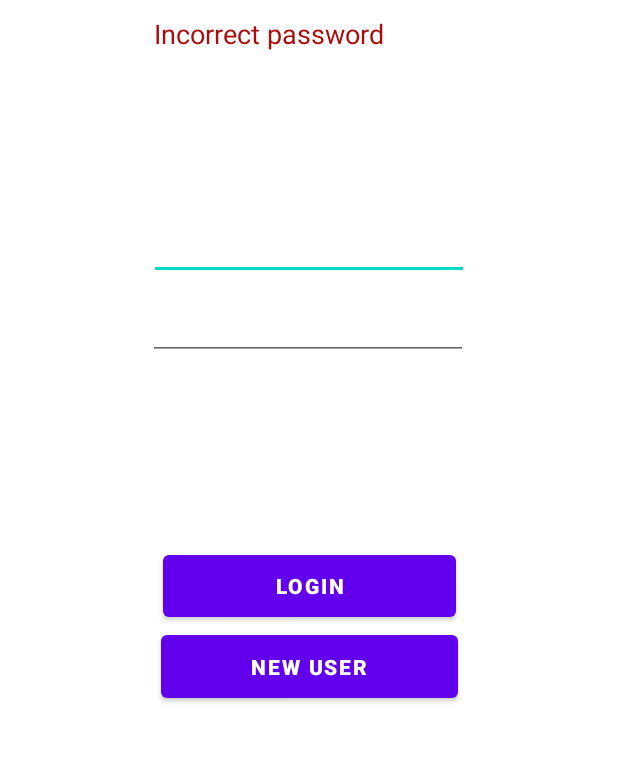
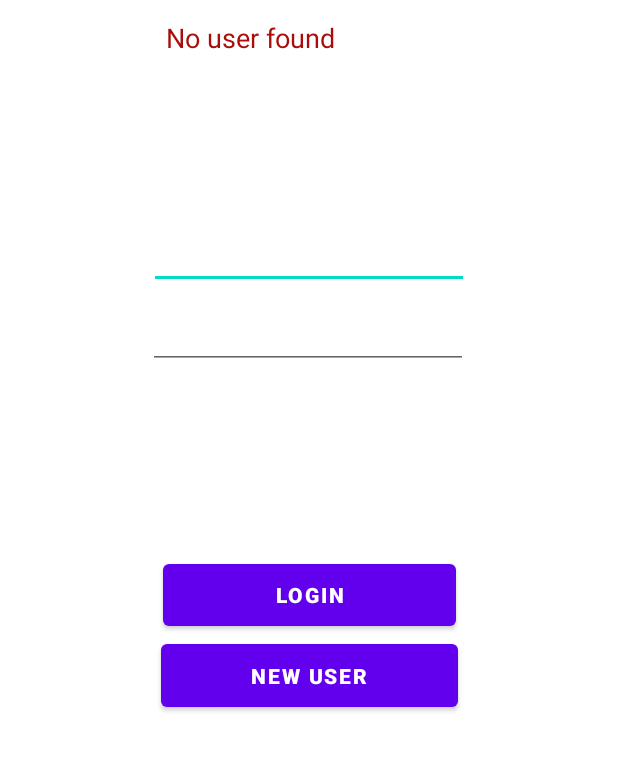
Before and after one commit to LukeBerryCS/FishLog, an Android app: the screen it shows after launch (MainActivity), after a tap on "LOGIN", on a phone screen of 412 x 824 dp, the part 283-1054 px from its top. Run offline under Robolectric (Android 15) with nearby library versions, the phone set to English and light mode, and no system bars; our stand-ins replace Room's generated code.

Commit message:
Branching finished for login options
Branching completed for following test cases that begin at the login screen:
-User clicks "log in", username is in database, and password is correct --> login
-User clicks "log in", username in database, password does not match
-User clicks "log in", user not in database
-User clicks "New user", password entered is greater than 4 chars long --> user is created
-User clicks "New user", password entered is less than 4 chars long
-User clicks "New user", user has already been created with same username

```diff
--- a/app/src/main/java/com/example/fishlog/MainActivity.java
+++ b/app/src/main/java/com/example/fishlog/MainActivity.java
@@ -69,9 +69,11 @@ public class MainActivity extends AppCompatActivity {
     private void attemptLogin() {
         String myUsername = usernameEntry.getText().toString(); //gets values in username and password fields
         String myPassword = passwordEntry.getText().toString();
+        User myUser = myUserDAO.findUser(myUsername); //returns the user object with the entered username
 
-        User myUser = myUserDAO.findUser(myUsername); //returns the user object with the entered username
-        if(myUser.getPassword().equals(myPassword)) { //Runs if password matches username
+        boolean confirmLogin = false;
+        try {
+            if (myUser.getPassword().equals(myPassword)) { //Runs if password matches username
                 setContentView(R.layout.logged_in); //sets screen to "logged in" screen
                 loginInfoBinding = LoggedInBinding.inflate(getLayoutInflater()); //creates screen from "logged_in.xml"
                 setContentView(loginInfoBinding.getRoot()); //makes layout visible
@@ -79,16 +81,28 @@ public class MainActivity extends AppCompatActivity {
                 loggedInText = loginInfoBinding.loginInfoTemp; //connects textView object
                 String tempText = "You logged in with the following credentials\nUsername: " + myUsername + "\n" + "Password: " + myPassword;
                 loggedInText.setText(tempText);
+                //LOGGING
+                System.out.println("User " + myUsername + "logged in");
             } else { //Incorrect password
                 String incorrectPasswordPrompt = "Incorrect password";
                 errorPrompt.setText(incorrectPasswordPrompt);
+                System.out.println("Incorrect password for user " + myUsername + " entered");
+            }
+        } catch (NullPointerException e) { //Accounts for the attempt of a login for a username that has not been created
+            String incorrectPasswordPrompt = "No user found";
+            errorPrompt.setText(incorrectPasswordPrompt);
+            System.out.println("User attempted a login with a username " + myUsername + " that did not exist");
         }
     }
+
 
     private void createNewUser() {
         String myUsername = usernameEntry.getText().toString(); //gets values in username and password fields
         String myPassword = passwordEntry.getText().toString();
 
+        User myUser = myUserDAO.findUser(myUsername);
+        if(myUser == null) { //Runs if user with that username has NOT been created
+            if(myPassword.length() >= 4) {
                 User newUser = new User(myUsername, myPassword); //Creates a new user object with fields in username and password screen
                 myUserDAO.insert(newUser); //adds new user to the database
 
@@ -99,6 +113,15 @@ public class MainActivity extends AppCompatActivity {
                 newUserText = newUserBinding.newUserTemp; //connects textView object
                 String tempText2 = "You created a new user with the following credentials\nUsername: " + myUsername + "\n" + "Password: " + myPassword;
                 newUserText.setText(tempText2);
-
+                //LOGGING
+                System.out.println("New user created: " + myUsername);
+            } else {
+                errorPrompt.setText("4 char min. password");
+                System.out.println("User attempted create user " + myUsername + " with a password less than 4 characters");
+            }
+        } else {
+            errorPrompt.setText("User already created");
+            System.out.println("User attempted to create a user " + myUsername + " that had already been created");
         }
     }
+}
--- a/app/src/main/res/layout/activity_main.xml
+++ b/app/src/main/res/layout/activity_main.xml
@@ -67,8 +67,8 @@
 
     <EditText
         android:id="@+id/loginErrorPrompt"
-        android:layout_width="wrap_content"
-        android:layout_height="wrap_content"
+        android:layout_width="198dp"
+        android:layout_height="51dp"
         android:backgroundTint="#FFFFFF"
         android:ems="10"
         android:inputType="textPersonName"
```
Lines whose indentation alone changed are shown as unchanged.
